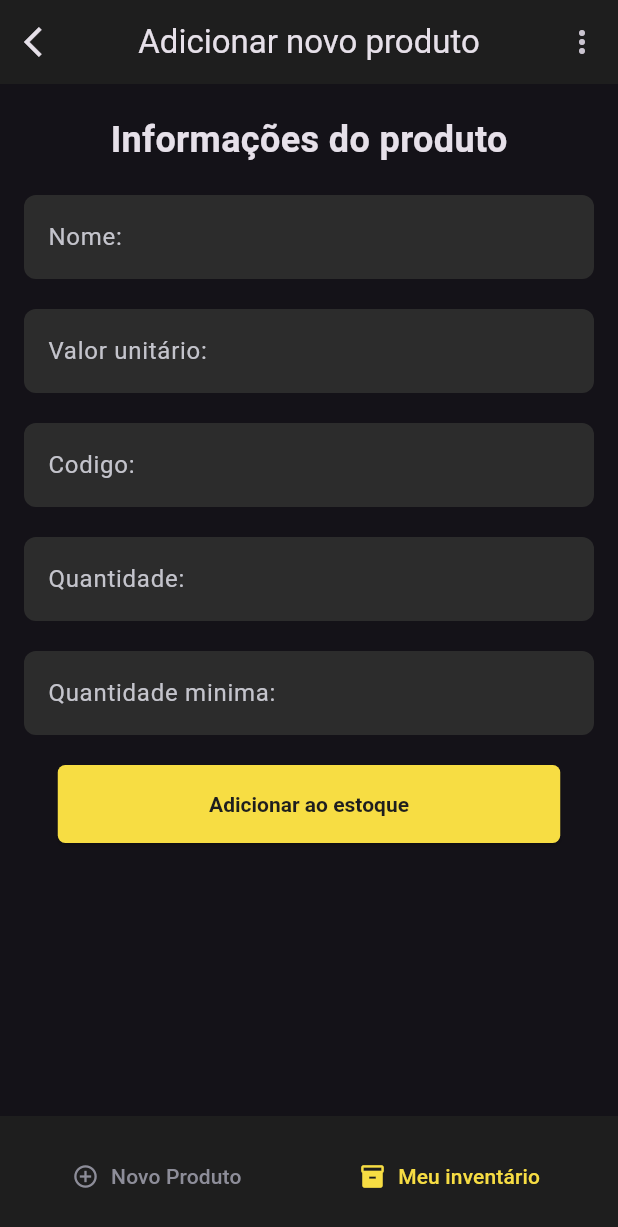
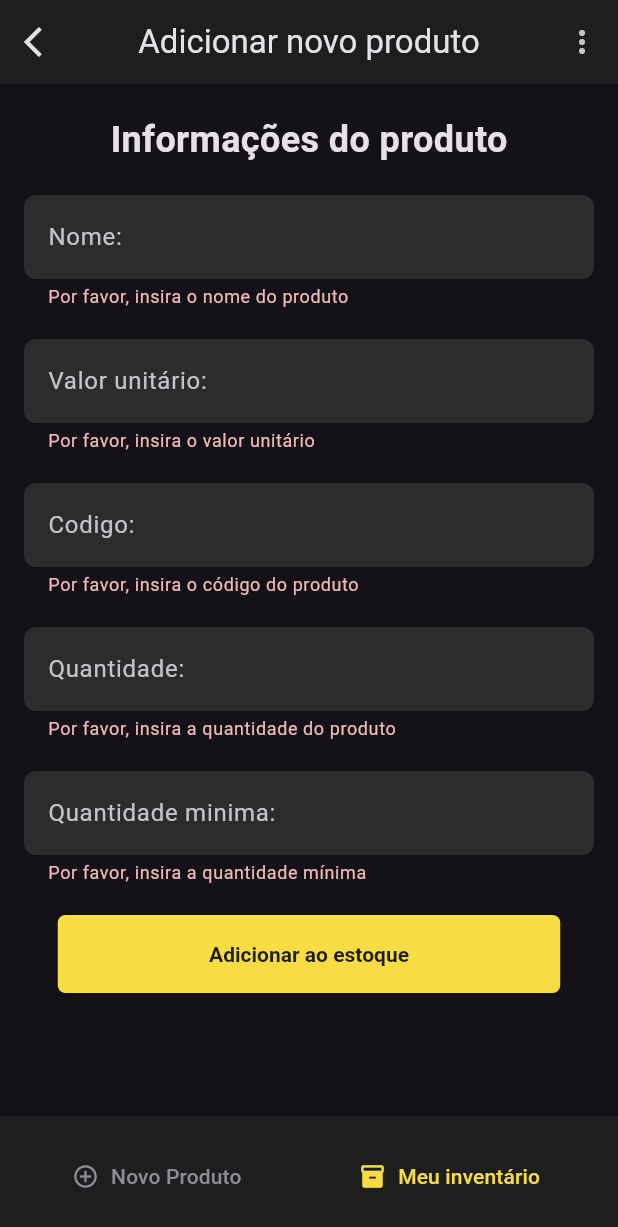
Before and after one commit to LetAlves/InvenManager, a Flutter app: the screen it shows after launch, after a tap on "Adicionar ao estoque", on a phone screen of 412 x 824 dp. Shown: the top 1227 px of the screen. Run offline on Flutter 3.47's test engine with Material 3 defaults, Android fonts, the light colour scheme and no system bars.

Commit message:
Tela de adicionar novos produtos atualizada

```diff
--- a/app/lib/main.dart
+++ b/app/lib/main.dart
@@ -6,7 +6,7 @@ void main() {
 }
 
 class Invenmanager extends StatelessWidget {
-  const Invenmanager({Key? key}) : super(key: key);
+  const Invenmanager({super.key});
 
   @override
   Widget build(BuildContext context) {
--- a/app/lib/screens/addnewproduct.dart
+++ b/app/lib/screens/addnewproduct.dart
@@ -1,7 +1,14 @@
 import 'package:flutter/material.dart';
 
-class Addnewproduct extends StatelessWidget {
+class Addnewproduct extends StatefulWidget {
   const Addnewproduct({Key? key}) : super(key: key);
+
+  @override
+  _AddnewproductState createState() => _AddnewproductState();
+}
+
+class _AddnewproductState extends State<Addnewproduct> {
+  final _formKey = GlobalKey<FormState>();
 
   @override
   Widget build(BuildContext context) {
@@ -23,8 +30,10 @@ class Addnewproduct extends StatelessWidget {
           tooltip: 'voltar',
         ),
       ),
-      body: Padding(
+      body: SingleChildScrollView(
         padding: const EdgeInsets.symmetric(horizontal: 16.0),
+        child: Form(
+          key: _formKey,
           child: Column(
             mainAxisSize: MainAxisSize.min,
             children: <Widget>[
@@ -52,6 +61,12 @@ class Addnewproduct extends StatelessWidget {
                     borderSide: BorderSide.none,
                   ),
                 ),
+                validator: (value) {
+                  if (value == null || value.isEmpty) {
+                    return 'Por favor, insira o nome do produto';
+                  }
+                  return null;
+                },
               ),
               const SizedBox(height: 20),
               TextFormField(
@@ -67,6 +82,16 @@ class Addnewproduct extends StatelessWidget {
                     borderSide: BorderSide.none,
                   ),
                 ),
+                validator: (value) {
+                  if (value == null || value.isEmpty) {
+                    return 'Por favor, insira o valor unitário';
+                  }
+                  final parsedValue = double.tryParse(value);
+                    if (parsedValue == null) {
+                  return 'Por favor, insira um número válido';
+                }
+                  return null;
+                },
               ),
               const SizedBox(height: 20),
               TextFormField(
@@ -82,6 +107,12 @@ class Addnewproduct extends StatelessWidget {
                     borderSide: BorderSide.none,
                   ),
                 ),
+                validator: (value) {
+                  if (value == null || value.isEmpty) {
+                    return 'Por favor, insira o código do produto';
+                  }
+                  return null;
+                },
               ),
               const SizedBox(height: 20),
               TextFormField(
@@ -97,6 +128,12 @@ class Addnewproduct extends StatelessWidget {
                     borderSide: BorderSide.none,
                   ),
                 ),
+                validator: (value) {
+                  if (value == null || value.isEmpty) {
+                    return 'Por favor, insira a quantidade do produto';
+                  }
+                  return null;
+                },
               ),
               const SizedBox(height: 20),
               TextFormField(
@@ -112,10 +149,22 @@ class Addnewproduct extends StatelessWidget {
                     borderSide: BorderSide.none,
                   ),
                 ),
+                validator: (value) {
+                  if (value == null || value.isEmpty) {
+                    return 'Por favor, insira a quantidade mínima';
+                  }
+                  return null;
+                },
               ),
               const SizedBox(height: 20),
               ElevatedButton.icon(
-            onPressed: (){},
+                onPressed: () {
+                  if (_formKey.currentState!.validate()) {
+                    ScaffoldMessenger.of(context).showSnackBar(
+                      const SnackBar(content: Text('Produto adicionado ao estoque')),
+                    );
+                  }
+                },
                 label: const Text(
                   'Adicionar ao estoque',
                   style: TextStyle(color: Color(0xFF1E1E1E)),
@@ -127,13 +176,14 @@ class Addnewproduct extends StatelessWidget {
                   ),
                   backgroundColor: const Color(0xFFF7DD43),
                   minimumSize: const Size(335, 52),
-                    padding: const EdgeInsets.symmetric(
-                        horizontal: 20, vertical: 10),
+                  padding: const EdgeInsets.symmetric(horizontal: 20, vertical: 10),
                   shape: RoundedRectangleBorder(
                     borderRadius: BorderRadius.circular(5),
                   ),
-            ))
+                ),
+              )
             ],
+          ),
         ),
       ),
       bottomNavigationBar: BottomAppBar(
```
Lines whose indentation alone changed are shown as unchanged.
